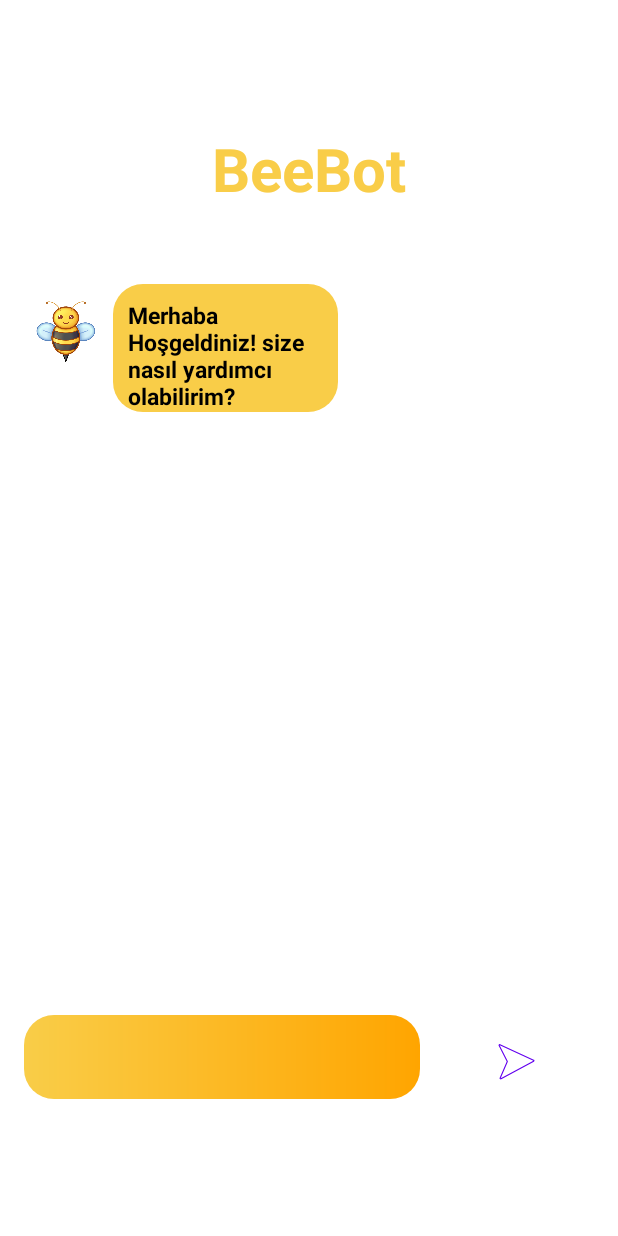
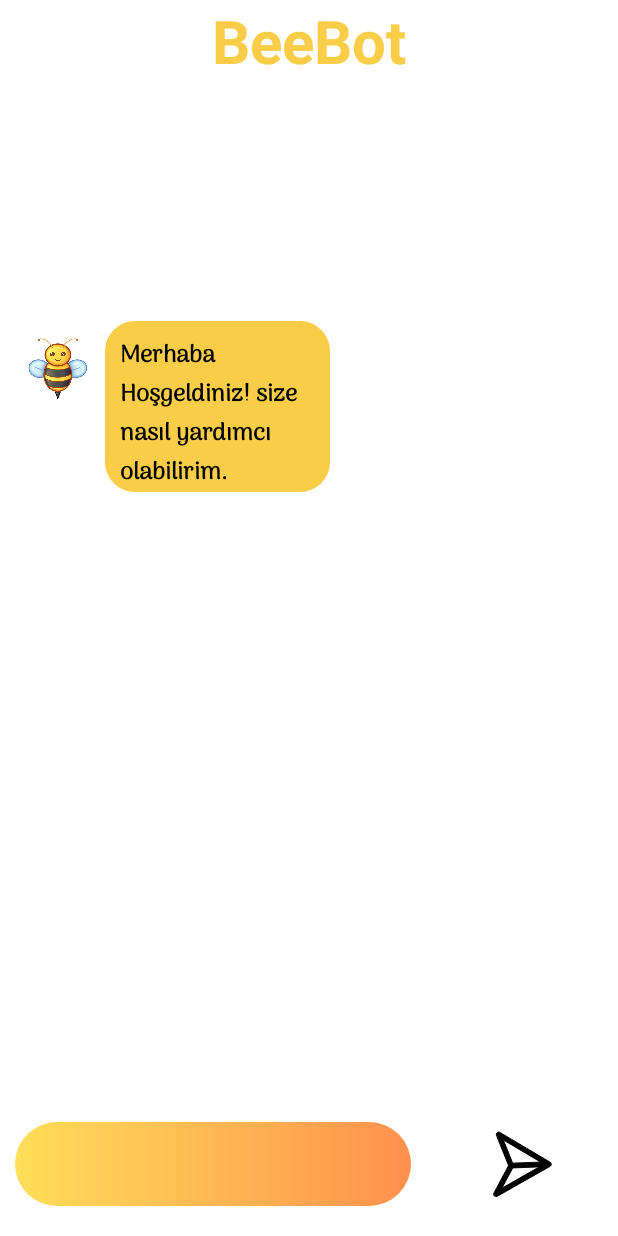
Before and after one commit to CankayaUniversity/ceng-407-408-2022-2023-Turkish-ChatBot-System-for-Cankaya-University-using-Artificial-Intelligence, an Android app: the screen it shows after launch (MainActivity), on a phone screen of 412 x 824 dp. Run offline under Robolectric (Android 15) with nearby library versions, the phone set to English and light mode, and no system bars.

Commit message:
new UI, new APK added.

```diff
--- a/CankayaChatBotApp/app/src/main/java/com/example/cankayachatbotapp/MainActivity.kt
+++ b/CankayaChatBotApp/app/src/main/java/com/example/cankayachatbotapp/MainActivity.kt
@@ -36,7 +36,7 @@ class MainActivity : AppCompatActivity() {
 
         gpt3Api = GPT3Api()
 
-        appendToChat("", "Merhaba Hoşgeldiniz! size nasıl yardımcı olabilirim?")
+        appendToChat("", "Merhaba Hoşgeldiniz! size nasıl yardımcı olabilirim.")
 
         binding.buttonSend.setOnClickListener {
             val userInput = binding.etUserInput.text.toString().trim()
@@ -62,7 +62,15 @@ class MainActivity : AppCompatActivity() {
 
     private fun appendToChat(userInput: String, response: String) {
 
-        if (response != "") {
+        if (response.contains("?")) {
+            val newItem = Message(userInput, "ne dediğinizi anlamadım!")
+            val newList = adapter.item.toMutableList()
+            newList.add(newItem)
+            adapter.item = newList
+            adapter.notifyDataSetChanged()
+        } else if (response == "") {
+
+        }else{
             val newItem = Message(userInput, response)
             val newList = adapter.item.toMutableList()
             newList.add(newItem)
@@ -74,8 +82,8 @@ class MainActivity : AppCompatActivity() {
     private fun writeToTextFile(userInput: String, response: String, check: Boolean) {
         val blank = "\n\n"
         val blank2 = ", "
-        val userInputInfo="UserInput==> "
-        val ResponseInfo="Response==> "
+        val userInputInfo = "UserInput==> "
+        val ResponseInfo = "Response==> "
 
         fileOutputStream.write(userInputInfo.toByteArray())
         fileOutputStream.write(userInput.toByteArray())
--- a/CankayaChatBotApp/app/src/main/res/drawable/ic_buttonbg.xml
+++ /dev/null
@@ -1,24 +0,0 @@
-<vector xmlns:android="http://schemas.android.com/apk/res/android"
-    android:width="338dp"
-    android:height="338dp"
-    android:viewportWidth="338"
-    android:viewportHeight="338">
-  <group>
-    <clip-path
-        android:pathData="M163.51,0.36 L337.62,163.8 174.18,337.91 0.07,174.47Z"
-        android:fillType="evenOdd"/>
-    <group>
-      <clip-path
-          android:pathData="M163.51,0.36 L337.62,163.8 174.18,337.91 0.07,174.47Z"
-          android:fillType="evenOdd"/>
-      <group>
-        <clip-path
-            android:pathData="M163.51,0.36 L337.62,163.8 174.18,337.91 0.07,174.47Z"
-            android:fillType="evenOdd"/>
-        <path
-            android:fillColor="#FF000000"
-            android:pathData="M280.87,165.12 L281,165.24C281.06,165.3 281.11,165.36 281.16,165.43 281.09,165.5 281.02,165.55 280.94,165.6L134.16,244.97C133.93,245.09 133.77,245.05 133.76,245.04 133.74,245.02 133.69,244.86 133.85,244.51L165.49,171.18 166.42,169.03 165.36,166.95 129.09,95.66C128.97,95.43 129.01,95.27 129.02,95.25 129.04,95.23 129.2,95.18 129.43,95.29L280.87,165.11 280.87,165.11M284.4,161.61C283.98,161.18 283.49,160.84 282.96,160.59L131.52,90.77C128.97,89.47 125.85,90.49 124.55,93.04 123.75,94.62 123.81,96.5 124.71,98.02L160.93,169.21 129.28,242.54C127.98,245.09 129,248.21 131.55,249.51 133.13,250.31 135.01,250.25 136.53,249.35L283.43,169.91C284.92,169.11 285.92,167.63 286.13,165.96 286.26,164.32 285.62,162.71 284.4,161.61Z"/>
-      </group>
-    </group>
-  </group>
-</vector>
--- /dev/null
+++ b/CankayaChatBotApp/app/src/main/res/drawable/ic_send.xml
@@ -0,0 +1,17 @@
+<vector xmlns:android="http://schemas.android.com/apk/res/android"
+    android:width="600dp"
+    android:height="600dp"
+    android:viewportWidth="650"
+    android:viewportHeight="650">
+
+  <group
+    android:pivotX="0"
+    android:pivotY="200"
+    android:rotation="30">
+    <path
+        android:pathData="M15.5,1.2c-8.3,2.9 -13.5,10.2 -13.5,18.8 0,6.5 1.8,10.6 6.6,15.1 2.2,2 52.9,42 112.9,88.9 60,46.9 109.4,85.6 109.8,86 0.4,0.4 2.9,62.4 5.6,137.8l4.8,137.2 2.5,4.8c1.4,2.7 4.2,5.9 6.6,7.6 8.4,5.9 21.7,4.1 27.6,-3.8 1.3,-1.7 62.9,-106.2 136.7,-232.1l134.4,-229 0,-6.7c0,-5.8 -0.4,-7.2 -3,-11 -1.7,-2.3 -5.1,-5.4 -7.5,-6.8 -5.5,-3.1 12.2,-2.6 -181,-4.5 -84.4,-0.9 -190.8,-2 -236.5,-2.5 -98.6,-1.2 -102.1,-1.1 -106,0.2zM378.8,44.5c60.9,0.6 78,1.1 77,2 -0.7,0.6 -8.5,5.7 -17.3,11.2 -8.8,5.5 -37.1,23.5 -63,39.8 -25.8,16.4 -64,40.5 -84.8,53.7l-37.8,23.9 -6.2,-4.9c-3.4,-2.6 -40.8,-32 -83.2,-65.1 -42.3,-33.2 -77.8,-61.1 -78.7,-62 -1.6,-1.5 6.1,-1.5 107,-0.5 59.8,0.7 143.9,1.5 187,1.9zM422.5,166.7c-25.1,42.8 -67.1,114.4 -93.3,159.1 -34.5,58.8 -47.9,80.8 -48.4,79.5 -0.7,-2 -7.4,-194.1 -6.7,-194.7 0.2,-0.2 21.3,-13.7 46.9,-29.8 42.4,-26.8 125.9,-79.7 140.5,-88.9 3.2,-2.1 6.1,-3.6 6.3,-3.4 0.2,0.2 -20.2,35.4 -45.3,78.2z"
+        android:fillColor="#FF000000"
+        android:strokeColor="#FF000000"/>
+  </group>
+
+</vector>
--- a/CankayaChatBotApp/app/src/main/res/drawable/my_button_shape.xml
+++ b/CankayaChatBotApp/app/src/main/res/drawable/my_button_shape.xml
@@ -1,4 +1,4 @@
 <?xml version="1.0" encoding="utf-8"?>
 <selector xmlns:android="http://schemas.android.com/apk/res/android">
-    <item android:drawable="@drawable/ic_buttonbg" />
+    <item android:drawable="@drawable/ic_send" />
 </selector>
--- a/CankayaChatBotApp/app/src/main/res/drawable/rv_shape3.xml
+++ b/CankayaChatBotApp/app/src/main/res/drawable/rv_shape3.xml
@@ -2,12 +2,10 @@
     android:shape="rectangle">
     <gradient
         android:type="linear"
-        android:startColor="#f9cd48"
-        android:endColor="#FFA500"
-        android:angle="0"
-        android:centerX="50%"
-        android:centerY="50%"/>
+        android:startColor="#ffde59"
+        android:endColor="#FF914d"
+        android:angle="0" />
     <corners
-        android:radius="20dp"   >
+        android:radius="30dp"   >
     </corners>
 </shape>
--- a/CankayaChatBotApp/app/src/main/res/layout/activity_main.xml
+++ b/CankayaChatBotApp/app/src/main/res/layout/activity_main.xml
@@ -1,62 +1,52 @@
 <?xml version="1.0" encoding="utf-8"?>
-<androidx.constraintlayout.widget.ConstraintLayout xmlns:android="http://schemas.android.com/apk/res/android"
-    xmlns:app="http://schemas.android.com/apk/res-auto"
+<LinearLayout xmlns:android="http://schemas.android.com/apk/res/android"
     xmlns:tools="http://schemas.android.com/tools"
     android:layout_width="match_parent"
     android:layout_height="match_parent"
     android:background="@color/white"
+    android:orientation="vertical"
+    android:paddingBottom="20dp"
     tools:context=".MainActivity">
 
     <TextView
         android:id="@+id/textView"
         android:layout_width="wrap_content"
         android:layout_height="wrap_content"
-        android:layout_marginBottom="600dp"
-        android:text="BeeBot"
+        android:layout_gravity="center"
+        android:text="@string/app_name"
         android:textColor="@color/yellow"
         android:textSize="40sp"
-        android:textStyle="bold"
-        app:layout_constraintBottom_toBottomOf="parent"
-        app:layout_constraintEnd_toEndOf="parent"
-        app:layout_constraintHorizontal_bias="0.5"
-        app:layout_constraintStart_toStartOf="parent"
-        app:layout_constraintTop_toTopOf="parent" />
+        android:textStyle="bold" />
 
     <androidx.recyclerview.widget.RecyclerView
         android:id="@+id/rvMain"
         android:layout_width="match_parent"
+        android:layout_height="0dp"
+        android:layout_marginTop="20dp"
+        android:layout_weight="1" />
+
+    <LinearLayout
+        android:layout_width="match_parent"
         android:layout_height="wrap_content"
-        android:layout_marginBottom="500dp"
-        android:padding="5dp"
-        app:layout_constraintBottom_toBottomOf="parent"
-        app:layout_constraintEnd_toEndOf="parent"
-        app:layout_constraintStart_toStartOf="parent"
-        app:layout_constraintTop_toTopOf="parent" />
+        android:layout_marginTop="20dp"
+        android:orientation="horizontal">
 
         <EditText
             android:id="@+id/etUserInput"
             android:layout_width="264dp"
             android:layout_height="56dp"
+            android:layout_marginStart="10dp"
             android:background="@drawable/rv_shape3"
             android:inputType="textPersonName"
-        android:textColor="@color/black"
-        app:layout_constraintBottom_toBottomOf="parent"
-        app:layout_constraintEnd_toEndOf="parent"
-        app:layout_constraintHorizontal_bias="0.108"
-        app:layout_constraintStart_toStartOf="parent"
-        app:layout_constraintTop_toTopOf="parent"
-        app:layout_constraintVertical_bias="0.881" />
+            android:textColor="@color/black" />
 
         <Button
             android:id="@+id/buttonSend"
             android:layout_width="50dp"
             android:layout_height="50dp"
-        android:background="@drawable/my_button_shape"
-        app:layout_constraintBottom_toBottomOf="parent"
-        app:layout_constraintEnd_toEndOf="parent"
-        app:layout_constraintHorizontal_bias="0.867"
-        app:layout_constraintStart_toStartOf="parent"
-        app:layout_constraintTop_toTopOf="parent"
-        app:layout_constraintVertical_bias="0.882" />
+            android:layout_marginStart="50dp"
+            android:background="@drawable/my_button_shape" />
+    </LinearLayout>
 
-</androidx.constraintlayout.widget.ConstraintLayout>
+
+</LinearLayout>
--- a/CankayaChatBotApp/app/src/main/res/layout/row.xml
+++ b/CankayaChatBotApp/app/src/main/res/layout/row.xml
@@ -32,7 +32,8 @@
             android:layout_height="wrap_content"
             android:layout_marginStart="10dp"
             android:layout_marginTop="10dp"
-            android:textSize="15sp"
+            android:fontFamily="@font/arima"
+            android:textSize="16sp"
             android:textStyle="bold"
             tools:text="title" />
 
@@ -77,8 +78,9 @@
             android:layout_width="wrap_content"
             android:layout_height="wrap_content"
             android:layout_marginStart="10dp"
+            android:fontFamily="@font/arima"
             android:layout_marginTop="10dp"
-            android:textSize="15sp"
+            android:textSize="16sp"
             android:textStyle="bold"
             tools:text="title" />
 
--- a/CankayaChatBotApp/app/src/main/res/values-night/themes.xml
+++ b/CankayaChatBotApp/app/src/main/res/values-night/themes.xml
@@ -2,8 +2,8 @@
     <!-- Base application theme. -->
     <style name="Theme.CankayaChatBotApp" parent="Theme.MaterialComponents.NoActionBar">
         <!-- Primary brand color. -->
-        <item name="colorPrimary">@color/purple_200</item>
-        <item name="colorPrimaryVariant">@color/purple_700</item>
+        <item name="colorPrimary">@color/black</item>
+        <item name="colorPrimaryVariant">@color/black</item>
         <item name="colorOnPrimary">@color/black</item>
         <!-- Secondary brand color. -->
         <item name="colorSecondary">@color/teal_200</item>
--- a/CankayaChatBotApp/app/src/main/res/values/themes.xml
+++ b/CankayaChatBotApp/app/src/main/res/values/themes.xml
@@ -1,9 +1,10 @@
 <resources xmlns:tools="http://schemas.android.com/tools">
     <!-- Base application theme. -->
     <style name="Theme.CankayaChatBotApp" parent="Theme.MaterialComponents.NoActionBar">
+        <item name="android:windowSoftInputMode">adjustResize</item>
         <!-- Primary brand color. -->
-        <item name="colorPrimary">@color/purple_500</item>
-        <item name="colorPrimaryVariant">@color/purple_700</item>
+        <item name="colorPrimary">@color/black</item>
+        <item name="colorPrimaryVariant">@color/black</item>
         <item name="colorOnPrimary">@color/white</item>
         <!-- Secondary brand color. -->
         <item name="colorSecondary">@color/teal_200</item>
```
Also changed, not shown: CankayaChatBotApp/app/src/main/res/drawable/ok.png (deleted), CankayaChatBotApp/app/src/main/res/font/arima.ttf (added), 1 other file. Lines whose indentation alone changed are shown as unchanged.
